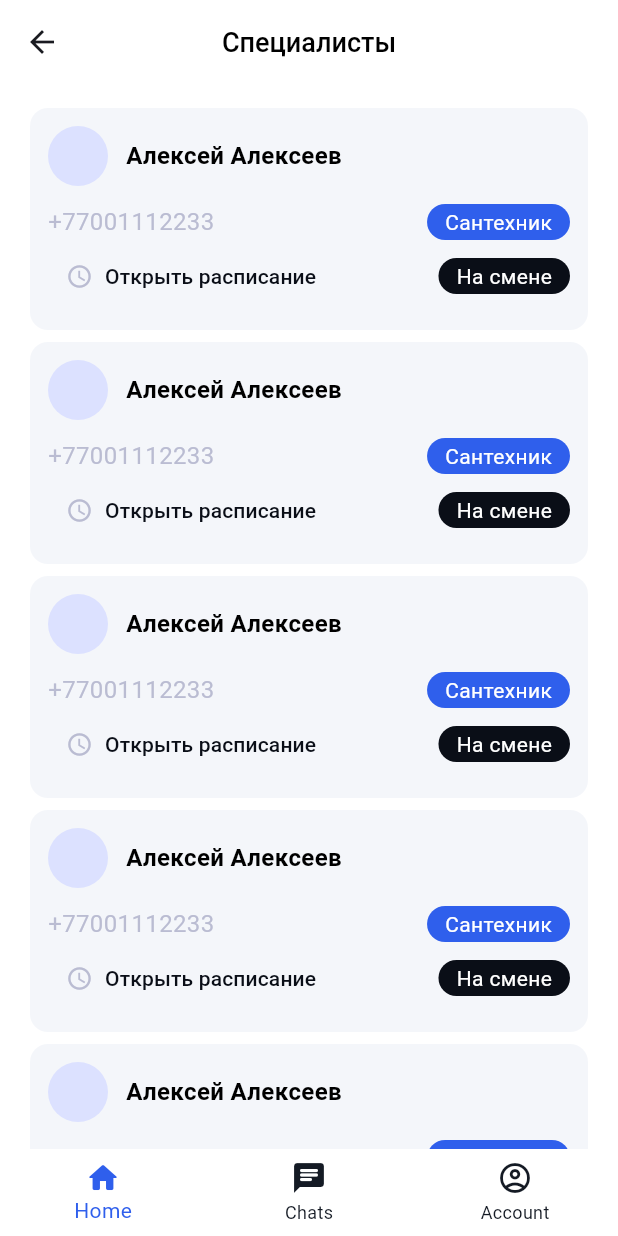
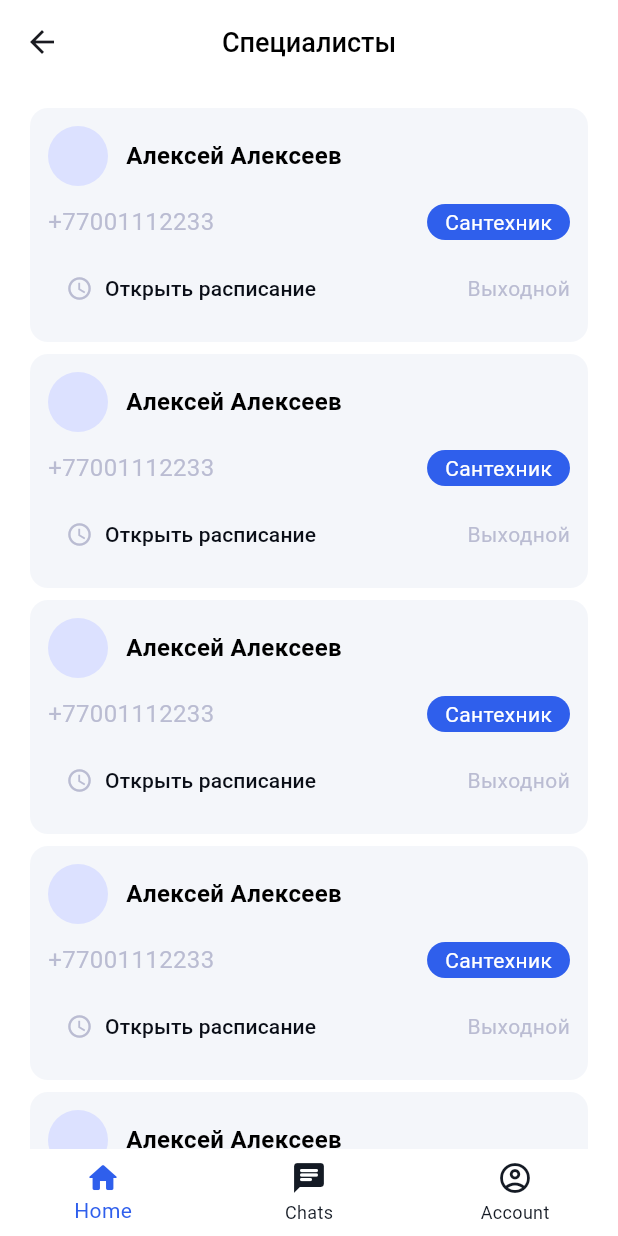
Before and after one commit to assanbayg/zhks, a Flutter app: the SpecialistsScreen screen opened by its route, on a phone screen of 412 x 824 dp. Run offline on Flutter 3.47's test engine with Material 3 defaults, Android fonts, the phone set to English and light mode, and no system bars; our stand-ins replace dio, firebase_core, firebase_messaging, flutter_dotenv, flutter_local_notifications, flutter_riverpod and 8 more; accounts and stored records are empty; generated files the repository leaves out were written again; Roboto replaces fonts that are missing (SFProDisplay).

Commit message:
feat: Determine if it's the weekend or not

```diff
--- a/lib/features/specialists/specialists_screen.dart
+++ b/lib/features/specialists/specialists_screen.dart
@@ -13,11 +13,25 @@ import 'package:zhks/features/specialists/specialist_schedule.dart';
 class SpecialistsScreen extends ConsumerWidget {
   const SpecialistsScreen({super.key});
 
+  // Phone formatter: +7 (707) 123 45 67
+  String formatPhone(String phone) {
+    if (phone.length != 11 || !phone.startsWith('7')) return phone;
+    return '+7 (${phone.substring(1, 4)}) ${phone.substring(4, 7)} '
+        '${phone.substring(7, 9)} ${phone.substring(9)}';
+  }
+
   @override
   Widget build(BuildContext context, WidgetRef ref) {
     final primary = context.colors.primary;
     final teritary = context.colors.tertiary;
 
+    final Map<String, Color> positionColorMap = {
+      'Техник': primary.green,
+      'Сантехник': primary.blue,
+      'Уборщик': primary.orange,
+      'Слесарь': primary.red,
+      // ... i tak dalee
+    };
     final asyncSpecialists = ref.watch(allSpecialistsProvider);
 
     return Scaffold(
@@ -34,6 +48,23 @@ class SpecialistsScreen extends ConsumerWidget {
                 itemCount: specialists.length,
                 itemBuilder: (context, index) {
                   final s = specialists[index];
+                  final badgeColor =
+                      positionColorMap[s.position] ?? primary.gray;
+
+                  final today = DateTime.now().weekday;
+                  final isOnShift =
+                      s.schedules?.any((sched) {
+                        final dayIndex =
+                            SpecialistSchedule.weekdayMap.entries
+                                .firstWhere(
+                                  (e) => e.value == sched.day,
+                                  orElse: () => const MapEntry(0, ''),
+                                )
+                                .key;
+                        return dayIndex == today;
+                      }) ??
+                      false;
+
                   return Container(
                     padding: const EdgeInsets.all(12),
                     margin: const EdgeInsets.only(bottom: 8),
@@ -42,26 +73,23 @@ class SpecialistsScreen extends ConsumerWidget {
                       borderRadius: BorderRadius.circular(12),
                     ),
                     child: Column(
-                      spacing: 12,
                       children: [
                         Row(
-                          spacing: 12,
                           children: [
-                            CircleAvatar(),
+                            const CircleAvatar(),
+                            const SizedBox(width: 12),
                             Text(
                               s.name,
                               style: context.texts.bodyLargeSemibold,
                             ),
                           ],
                         ),
-                        Column(
-                          children: [
+                        const SizedBox(height: 12),
                         Row(
                           mainAxisAlignment: MainAxisAlignment.spaceBetween,
                           children: [
-                                // TODO: put into the mask
                             Text(
-                                  s.phone,
+                              formatPhone(s.phone),
                               style: context.texts.bodyLarge.copyWith(
                                 color: primary.gray,
                               ),
@@ -72,22 +100,22 @@ class SpecialistsScreen extends ConsumerWidget {
                                 vertical: 2,
                               ),
                               decoration: BoxDecoration(
-                                    // TODO: make a map with position and color as keys
-                                    color: primary.blue,
+                                color: badgeColor,
                                 borderRadius: BorderRadius.circular(12),
                               ),
                               child: Text(
                                 s.position,
-                                    style: TextStyle(color: Colors.white),
+                                style: const TextStyle(color: Colors.white),
                               ),
                             ),
                           ],
                         ),
+                        const SizedBox(height: 8),
                         Row(
                           mainAxisAlignment: MainAxisAlignment.spaceBetween,
                           children: [
                             TextButton.icon(
-                                  onPressed: () async {
+                              onPressed: () {
                                 if (context.mounted) {
                                   showModalBottomSheet(
                                     backgroundColor: Colors.white,
@@ -111,8 +139,7 @@ class SpecialistsScreen extends ConsumerWidget {
                                 color: primary.gray,
                               ),
                             ),
-                                // TODO: compare with current date and change status
-                                true
+                            isOnShift
                                 ? Container(
                                   padding: const EdgeInsets.symmetric(
                                     horizontal: 12,
@@ -122,7 +149,7 @@ class SpecialistsScreen extends ConsumerWidget {
                                     color: primary.black,
                                     borderRadius: BorderRadius.circular(12),
                                   ),
-                                      child: Text(
+                                  child: const Text(
                                     'На смене',
                                     style: TextStyle(color: Colors.white),
                                   ),
@@ -135,13 +162,11 @@ class SpecialistsScreen extends ConsumerWidget {
                         ),
                       ],
                     ),
-                      ],
-                    ),
                   );
                 },
               ),
-          loading: () => Center(child: CircularProgressIndicator()),
-          error: (e, _) => Center(child: Text('Ошибка загрузки')),
+          loading: () => const Center(child: CircularProgressIndicator()),
+          error: (e, _) => const Center(child: Text('Ошибка загрузки')),
         ),
       ),
     );
```
Lines whose indentation alone changed are shown as unchanged.
